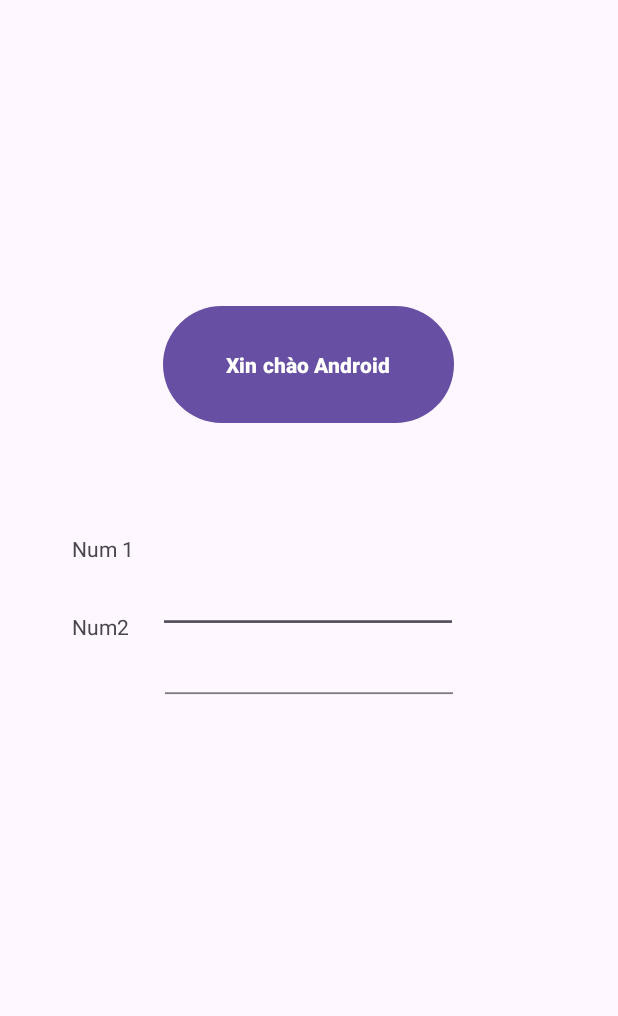
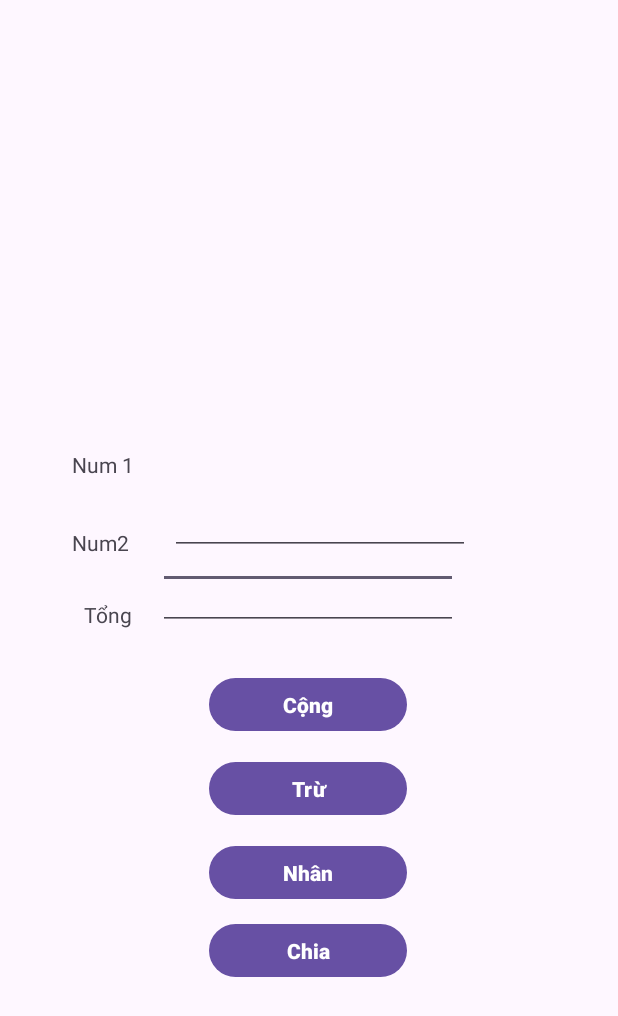
Before and after one commit to datx24/64130299-MobieAppDev, an Android app: the screen it shows after launch (MainActivity), on a phone screen of 412 x 824 dp. Shown: the top 1016 px of the screen. Run offline under Robolectric (Android 15) with nearby library versions, the phone set to English and light mode, and no system bars.

Commit message:
Làm bài cộng trừ nhân chia

```diff
--- a/app/src/main/java/dat/nguyenxuan/viduhello/MainActivity.java
+++ b/app/src/main/java/dat/nguyenxuan/viduhello/MainActivity.java
@@ -3,6 +3,7 @@ package dat.nguyenxuan.viduhello;
 import android.os.Bundle;
 import android.view.View;
 import android.widget.EditText;
+import android.widget.TextView;
 import android.widget.Toast;
 
 import androidx.activity.EdgeToEdge;
@@ -25,22 +26,68 @@ public class MainActivity extends AppCompatActivity {
         });
     }
 
-    public  void  SayHello(View v) {
-        //Tìm điều khiển
+    private double laySo(String s) {
+        return Double.parseDouble(s);
+    }
+
+    private void hienThiKetQua(String ketQua) {
+        TextView txtResult = findViewById(R.id.edtResult);
+        txtResult.setText("Kết quả: " + ketQua);
+    }
+
+    public void TinhCong(View v) {
+        tinhToan('+');
+    }
+
+    public void TinhTru(View v) {
+        tinhToan('-');
+    }
+
+    public void TinhNhan(View v) {
+        tinhToan('*');
+    }
+
+    public void TinhChia(View v) {
+        tinhToan('/');
+    }
+
+    private void tinhToan(char phepToan) {
         EditText soThuNhat = findViewById(R.id.edtNum);
         EditText soThuHai = findViewById(R.id.edtNum1);
-        //Lấy dữ liệu. getter
+
         String s1 = soThuNhat.getText().toString();
         String s2 = soThuHai.getText().toString();
-        //Chuyển kiểu
-        double num1 = Double.parseDouble(s1);
-        double num2 = Double.parseDouble(s2);
-        //Tinh toán
-        double tong = num1 + num2;
 
-        //Chuẩn bị đề xuất
-        String chuoiXuat = "Tổng là: " + String.valueOf(tong);
+        if (s1.isEmpty() || s2.isEmpty()) {
+            Toast.makeText(this, "Vui lòng nhập cả hai số.", Toast.LENGTH_SHORT).show();
+            return;
+        }
 
-        Toast.makeText(this,"Bạn vừa chạm tôi!",Toast.LENGTH_SHORT).show();
+        double num1 = laySo(s1);
+        double num2 = laySo(s2);
+        double ketQua;
+
+        switch (phepToan) {
+            case '+':
+                ketQua = num1 + num2;
+                break;
+            case '-':
+                ketQua = num1 - num2;
+                break;
+            case '*':
+                ketQua = num1 * num2;
+                break;
+            case '/':
+                ketQua = num2 != 0 ? num1 / num2 : Double.NaN; // Kiểm tra chia cho 0
+                break;
+            default:
+                ketQua = 0;
+        }
+
+        if (phepToan == '/' && num2 == 0) {
+            hienThiKetQua("Không thể chia cho 0");
+        } else {
+            hienThiKetQua(String.valueOf(ketQua));
+        }
     }
 }
--- a/app/src/main/res/layout/activity_main.xml
+++ b/app/src/main/res/layout/activity_main.xml
@@ -8,50 +8,98 @@
     tools:context=".MainActivity">
 
     <Button
-        android:id="@+id/btnHello"
-        android:layout_width="194dp"
-        android:layout_height="86dp"
+        android:id="@+id/btnCong"
+        android:layout_width="132dp"
+        android:layout_height="43dp"
         android:layout_marginStart="100dp"
-        android:layout_marginTop="200dp"
+        android:layout_marginTop="448dp"
         android:layout_marginEnd="100dp"
-        android:onClick="SayHello"
-        android:text="Xin chào Android"
+        android:onClick="TinhCong"
+        android:text="Cộng"
         android:textStyle="bold"
         app:layout_constraintEnd_toEndOf="parent"
-        app:layout_constraintHorizontal_bias="0.47"
+        app:layout_constraintHorizontal_bias="0.494"
         app:layout_constraintStart_toStartOf="parent"
         app:layout_constraintTop_toTopOf="parent" />
+
+    <Button
+        android:id="@+id/btnTru"
+        android:layout_width="132dp"
+        android:layout_height="43dp"
+        android:layout_marginStart="100dp"
+        android:layout_marginTop="504dp"
+        android:layout_marginEnd="100dp"
+        android:onClick="TinhTru"
+        android:text="Trừ"
+        android:textStyle="bold"
+        app:layout_constraintEnd_toEndOf="parent"
+        app:layout_constraintHorizontal_bias="0.493"
+        app:layout_constraintStart_toStartOf="parent"
+        app:layout_constraintTop_toTopOf="parent" />
+
+    <Button
+        android:id="@+id/btnNhan"
+        android:layout_width="132dp"
+        android:layout_height="43dp"
+        android:layout_marginStart="100dp"
+        android:layout_marginTop="560dp"
+        android:layout_marginEnd="100dp"
+        android:onClick="TinhNhan"
+        android:text="Nhân"
+        android:textStyle="bold"
+        app:layout_constraintEnd_toEndOf="parent"
+        app:layout_constraintHorizontal_bias="0.493"
+        app:layout_constraintStart_toStartOf="parent"
+        app:layout_constraintTop_toTopOf="parent" />
+
+    <Button
+        android:id="@+id/btnChia"
+        android:layout_width="132dp"
+        android:layout_height="43dp"
+        android:layout_marginStart="100dp"
+        android:layout_marginTop="612dp"
+        android:layout_marginEnd="100dp"
+        android:onClick="TinhChia"
+        android:text="Chia"
+        android:textStyle="bold"
+        app:layout_constraintEnd_toEndOf="parent"
+        app:layout_constraintHorizontal_bias="0.493"
+        app:layout_constraintStart_toStartOf="parent"
+        app:layout_constraintTop_toTopOf="parent" />
+
+    <EditText
+        android:id="@+id/edtNum1"
+        android:layout_width="200dp"
+        android:layout_height="40dp"
+        android:ems="10"
+        android:inputType="text"
+        app:layout_constraintBottom_toTopOf="@+id/edtResult"
+        app:layout_constraintEnd_toEndOf="parent"
+        app:layout_constraintHorizontal_bias="0.497"
+        app:layout_constraintStart_toStartOf="parent"
+        app:layout_constraintTop_toBottomOf="@+id/edtNum"
+        app:layout_constraintVertical_bias="0.59" />
+
+    <EditText
+        android:id="@+id/edtNum"
+        android:layout_width="200dp"
+        android:layout_height="40dp"
+        android:layout_marginStart="24dp"
+        android:ems="10"
+        android:inputType="text"
+        app:layout_constraintBottom_toBottomOf="parent"
+        app:layout_constraintStart_toEndOf="@+id/textView"
+        app:layout_constraintTop_toTopOf="parent"
+        app:layout_constraintVertical_bias="0.421" />
 
     <TextView
         android:id="@+id/textView"
         android:layout_width="wrap_content"
         android:layout_height="wrap_content"
         android:layout_marginStart="48dp"
-        android:layout_marginTop="356dp"
+        android:layout_marginTop="300dp"
         android:text="Num 1"
         app:layout_constraintStart_toStartOf="parent"
-        app:layout_constraintTop_toTopOf="parent" />
-
-    <EditText
-        android:id="@+id/edtNum1"
-        android:layout_width="200dp"
-        android:layout_height="20dp"
-        android:layout_marginStart="16dp"
-        android:ems="10"
-        android:inputType="text"
-        app:layout_constraintBottom_toBottomOf="parent"
-        app:layout_constraintStart_toEndOf="@+id/textView"
-        app:layout_constraintTop_toTopOf="parent" />
-
-    <EditText
-        android:id="@+id/edtNum"
-        android:layout_width="200dp"
-        android:layout_height="20dp"
-        android:layout_marginStart="16dp"
-        android:ems="10"
-        android:inputType="text"
-        app:layout_constraintBottom_toBottomOf="parent"
-        app:layout_constraintStart_toEndOf="@+id/textView"
         app:layout_constraintTop_toTopOf="parent" />
 
     <TextView
@@ -59,20 +107,35 @@
         android:layout_width="wrap_content"
         android:layout_height="wrap_content"
         android:layout_marginStart="48dp"
-        android:layout_marginTop="408dp"
+        android:layout_marginTop="352dp"
         android:text="Num2"
+        app:layout_constraintEnd_toStartOf="@+id/edtNum1"
+        app:layout_constraintHorizontal_bias="0.0"
+        app:layout_constraintStart_toStartOf="parent"
+        app:layout_constraintTop_toTopOf="parent" />
+
+    <TextView
+        android:id="@+id/textView2"
+        android:layout_width="wrap_content"
+        android:layout_height="wrap_content"
+        android:layout_marginTop="400dp"
+        android:text="Tổng"
+        app:layout_constraintEnd_toStartOf="@+id/edtResult"
+        app:layout_constraintHorizontal_bias="0.761"
         app:layout_constraintStart_toStartOf="parent"
         app:layout_constraintTop_toTopOf="parent" />
 
     <EditText
-        android:id="@+id/edtNum2"
+        android:id="@+id/edtResult"
         android:layout_width="200dp"
-        android:layout_height="20dp"
-        android:layout_marginStart="20dp"
-        android:layout_marginTop="28dp"
+        android:layout_height="40dp"
+        android:layout_marginBottom="28dp"
+        android:contextClickable="true"
         android:ems="10"
         android:inputType="text"
-        app:layout_constraintStart_toEndOf="@+id/textView3"
-        app:layout_constraintTop_toBottomOf="@+id/edtNum1" />
+        app:layout_constraintBottom_toTopOf="@+id/btnCong"
+        app:layout_constraintEnd_toEndOf="parent"
+        app:layout_constraintHorizontal_bias="0.497"
+        app:layout_constraintStart_toStartOf="parent" />
 
 </androidx.constraintlayout.widget.ConstraintLayout>
```
